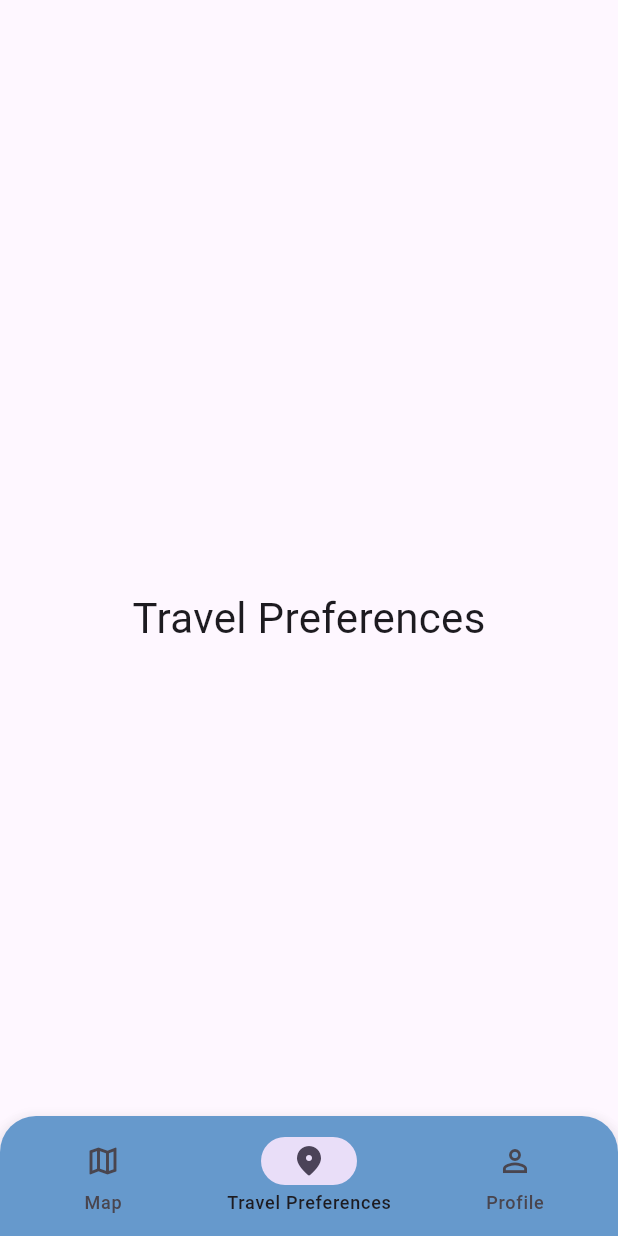
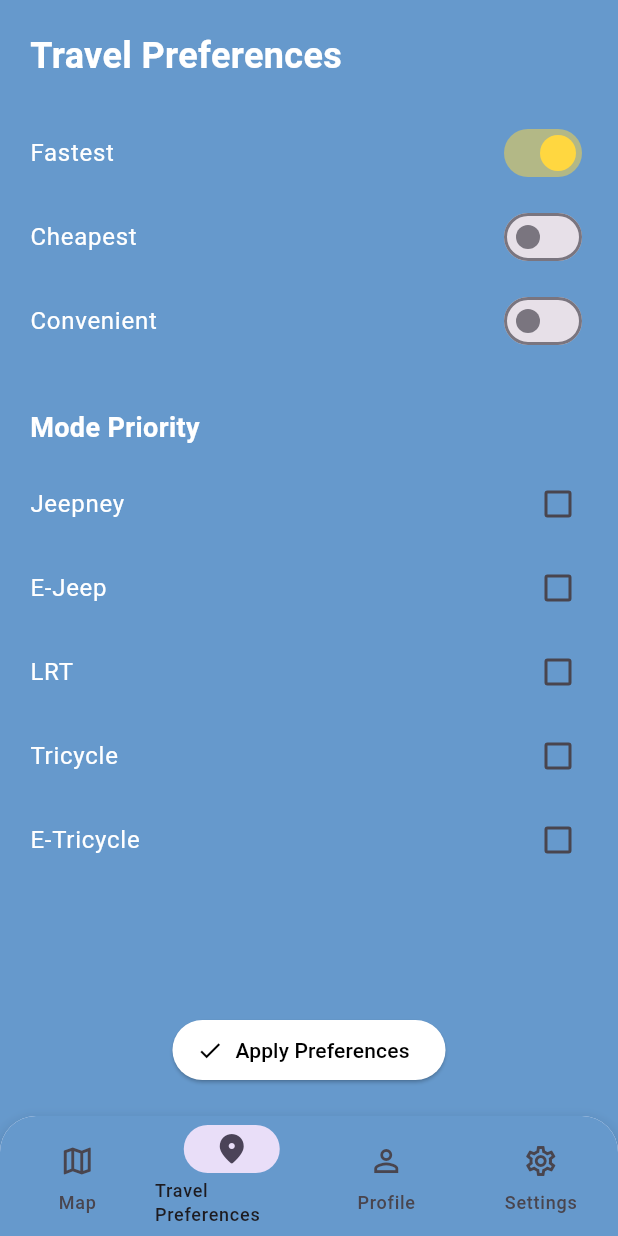
Before and after one commit to BGrazer/Maiway, a Flutter app: the screen it shows after launch, item 2 of the bottom bar chosen, on a phone screen of 412 x 824 dp. Run offline on Flutter 3.47's test engine with Material 3 defaults, Android fonts, the light colour scheme and no system bars; our stand-ins replace flutter_map, geolocator, google_fonts, latlong2; missing offline and left inert: flutter_map_location_marker.

Commit message:
travel preference

```diff
--- a/maiwayapp/lib/main.dart
+++ b/maiwayapp/lib/main.dart
@@ -2,7 +2,8 @@
 import 'package:flutter/material.dart';
 import 'package:maiwayapp/profile_screen.dart';
 import 'package:maiwayapp/settings_screen.dart';
-import 'map_screen.dart';
+import 'package:maiwayapp/map_screen.dart';
+import 'package:maiwayapp/travel_preference.dart'; // Import the new screen
 
 void main() {
   runApp(const MyApp());
@@ -35,9 +36,10 @@ class HomeNavigation extends StatefulWidget {
 class _HomeNavigationState extends State<HomeNavigation> {
   int _currentIndex = 0;
 
+  // ✅ All 4 pages match the 4 icons in the navigation bar
   final List<Widget> _pages = const [
     MapScreen(),
-    PlaceholderScreen(title: 'Travel Preferences'),
+    TravelPreferenceScreen(),
     ProfileScreen(),
     SettingsScreen(),
   ];
@@ -78,19 +80,14 @@ class _HomeNavigationState extends State<HomeNavigation> {
               selectedIcon: Icon(Icons.person),
               label: 'Profile',
             ),
+            NavigationDestination(
+              icon: Icon(Icons.settings_outlined),
+              selectedIcon: Icon(Icons.settings),
+              label: 'Settings',
+            ),
           ],
         ),
       ),
     );
   }
 }
-
-class PlaceholderScreen extends StatelessWidget {
-  final String title;
-  const PlaceholderScreen({super.key, required this.title});
-
-  @override
-  Widget build(BuildContext context) {
-    return Center(child: Text(title, style: const TextStyle(fontSize: 28)));
-  }
-}
--- /dev/null
+++ b/maiwayapp/lib/travel_preference.dart
@@ -0,0 +1,125 @@
+import 'package:flutter/material.dart';
+
+class TravelPreferenceScreen extends StatefulWidget {
+  const TravelPreferenceScreen({super.key});
+
+  @override
+  State<TravelPreferenceScreen> createState() => _TravelPreferenceScreenState();
+}
+
+class _TravelPreferenceScreenState extends State<TravelPreferenceScreen> {
+  final Map<String, bool> _preferences = {
+    'Fastest': true,
+    'Cheapest': false,
+    'Convenient': false,
+  };
+
+  final Map<String, bool> _modes = {
+    'Jeepney': false,
+    'E-Jeep': false,
+    'LRT': false,
+    'Tricycle': false,
+    'E-Tricycle': false,
+  };
+
+  @override
+  Widget build(BuildContext context) {
+    return Scaffold(
+      backgroundColor: const Color(0xFF6699CC),
+      body: SafeArea(
+        child: Padding(
+          padding: MediaQuery.of(context).viewInsets.add(const EdgeInsets.all(20)),
+          child: Column(
+            crossAxisAlignment: CrossAxisAlignment.start,
+            children: [
+              const Text(
+                'Travel Preferences',
+                style: TextStyle(
+                  fontSize: 24,
+                  fontWeight: FontWeight.bold,
+                  color: Colors.white,
+                ),
+              ),
+              const SizedBox(height: 20),
+
+              // ✅ Travel Preference: Vertical Switches
+              Column(
+                children: _preferences.entries.map((entry) {
+                  return SwitchListTile(
+                    title: Text(
+                      entry.key,
+                      style: const TextStyle(color: Colors.white),
+                    ),
+                    value: entry.value,
+                    onChanged: (bool value) {
+                      setState(() {
+                        _preferences[entry.key] = value;
+                      });
+                    },
+                    activeColor: Colors.amberAccent,
+                    contentPadding: const EdgeInsets.symmetric(horizontal: 0),
+                  );
+                }).toList(),
+              ),
+
+              const SizedBox(height: 30),
+
+              const Text(
+                'Mode Priority',
+                style: TextStyle(
+                  fontSize: 18,
+                  fontWeight: FontWeight.w600,
+                  color: Colors.white,
+                ),
+              ),
+              const SizedBox(height: 10),
+
+              // ✅ Mode Priority: Vertical Checkboxes
+              Expanded(
+                child: ListView(
+                  children: _modes.entries.map((entry) {
+                    return CheckboxListTile(
+                      title: Text(
+                        entry.key,
+                        style: const TextStyle(color: Colors.white),
+                      ),
+                      value: entry.value,
+                      onChanged: (bool? value) {
+                        setState(() {
+                          _modes[entry.key] = value!;
+                        });
+                      },
+                      checkColor: Colors.black,
+                      activeColor: Colors.white,
+                      contentPadding: const EdgeInsets.symmetric(horizontal: 0),
+                      shape: RoundedRectangleBorder(
+                        borderRadius: BorderRadius.circular(12),
+                      ),
+                    );
+                  }).toList(),
+                ),
+              ),
+
+              const SizedBox(height: 10),
+
+              Center(
+                child: ElevatedButton.icon(
+                  onPressed: () {
+                    // Process your preferences here
+                    Navigator.pop(context);
+                  },
+                  icon: const Icon(Icons.check),
+                  label: const Text("Apply Preferences"),
+                  style: ElevatedButton.styleFrom(
+                    backgroundColor: Colors.white,
+                    foregroundColor: Colors.black,
+                  ),
+                ),
+              ),
+            ],
+          ),
+        ),
+      ),
+    );
+  }
+}
```
Also changed, not shown: maiwayapp/pubspec.lock.
